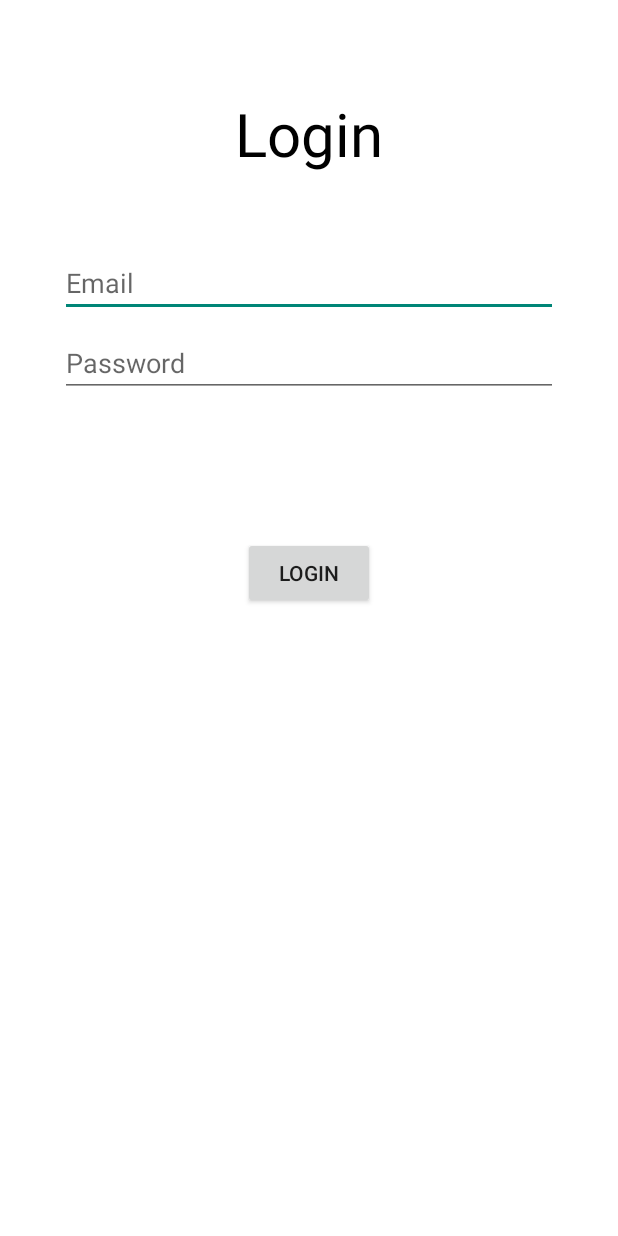
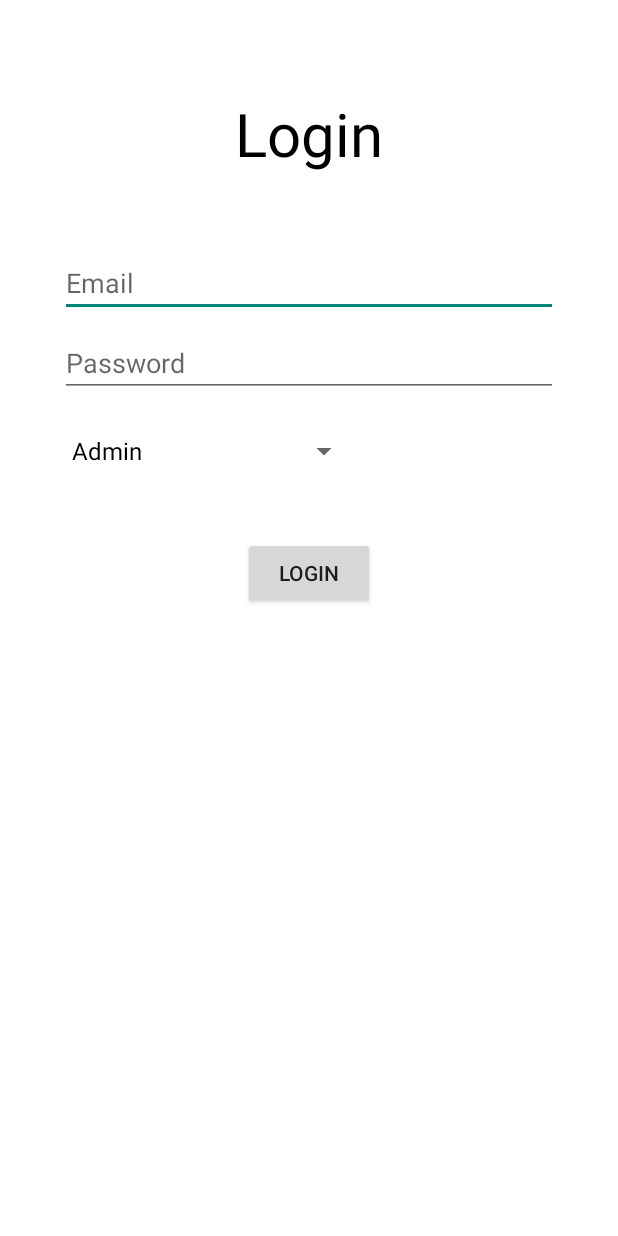
Before and after one commit to A-Steeves/SEG2105-TermProject, an Android app: the screen it shows after launch (MainActivity), after a tap on "LOGIN", on a phone screen of 412 x 824 dp. Run offline under Robolectric (Android 15) with nearby library versions, the phone set to English and light mode, and no system bars.

Commit message:
Commit 5

```diff
--- a/app/src/main/java/com/example/lab3/MainActivity.java
+++ b/app/src/main/java/com/example/lab3/MainActivity.java
@@ -13,24 +13,38 @@ import android.widget.Button;
 import android.widget.EditText;
 import android.widget.ListView;
 import android.widget.SimpleCursorAdapter;
+import android.widget.Spinner;
 import android.widget.TextView;
 import android.os.Bundle;
 import android.widget.Toast;
 
 import java.util.ArrayList;
+import java.util.regex.Pattern;
 
 
 public class MainActivity extends AppCompatActivity {
 
-    TextView idView;
-    EditText productBox;
-    EditText priceBox;
+    private final String studentType = "Student";
+    private final String instructorType = "Instructor";
+    private final String adminType = "Admin";
+
 
     private EditText eName;
     private EditText ePassword;
 
-    MyDBHandler dbHandler;
+    Spinner userType;
     private Button btnLogin;
+
+    private static final Pattern PASSWORD_PATTERN =
+            Pattern.compile("^" +
+                    "(?=.*[0-9])" +   // one digit
+                    "(?=.*[a-z])"+    // one lower case letter
+                    "(?=.*[A-Z])"+    // one upper case
+                    "(?=\\S+$)"+      // no white spaces
+                    ".{6,}"+          //6 characters
+                    "$");
+
+
 
 
 
@@ -43,11 +57,17 @@ public class MainActivity extends AppCompatActivity {
 
         adminDetails = new adminCredentials();
 
-        dbHandler = new MyDBHandler(this);
+
+        userType = findViewById(R.id.userType);
 
         eName = findViewById(R.id.username);
         ePassword = findViewById(R.id.password);
         btnLogin = findViewById(R.id.btnlogin);
+
+
+        String[] types = new String[]{"Admin", "Student", "Instructor"};
+        ArrayAdapter<String> adapter = new ArrayAdapter<>(this, android.R.layout.simple_spinner_dropdown_item, types);
+        userType.setAdapter(adapter);
 
         btnLogin.setOnClickListener(new View.OnClickListener() {
             @Override
@@ -55,22 +75,35 @@ public class MainActivity extends AppCompatActivity {
 
                 String inputName = eName.getText().toString();
                 String inputPass = ePassword.getText().toString();
+                String usertype = userType.getSelectedItem().toString();
 
+                //checks to see if credentials are empty.
                 if(inputName.isEmpty() || inputPass.isEmpty()){
-                    Toast.makeText(getApplicationContext(), "Please enter a username and password.", Toast.LENGTH_SHORT).show();
+                    Toast.makeText(getApplicationContext(), "Credentials are empty.", Toast.LENGTH_SHORT).show();
                 }
-                else if(AdminValidation(inputName, inputPass)){
+                    //Checks to see if admin credentials are correct and if they selected type admin.
+                else if(AdminValidation(inputName, inputPass) || usertype.equals(adminType)){
                     Toast.makeText(getApplicationContext(), "Hello Admin", Toast.LENGTH_SHORT).show();
 
                     openAdmin();
+                }
+                else if(!ValidUserName(inputName) || !validatePassword(inputPass)){
+
+                    //Checks to see if the username or password entered was too weak and releases a toast telling use that.
+                    if(!ValidUserName(inputName)){
+                        Toast.makeText(getApplicationContext(), "Username incorrect.", Toast.LENGTH_SHORT).show();
+                    }else{
+                        Toast.makeText(getApplicationContext(), "Password is too weak.", Toast.LENGTH_SHORT).show();
+                    }
 
                 }
-                else if(ValidUserName(inputName)){
-                    Toast.makeText(getApplicationContext(), "Valid Username.", Toast.LENGTH_SHORT).show();
-
-                }
-                else{
-                    Toast.makeText(getApplicationContext(), "Your username or password is incorrect.", Toast.LENGTH_SHORT).show();
+                //Once
+                else {
+                    if (usertype.equals(studentType)) {
+                        //This is a student class.
+                    } else {
+                        //This is an instructor class.
+                    }
                 }
 
 
@@ -96,4 +129,13 @@ public class MainActivity extends AppCompatActivity {
         Intent intent = new Intent (this, AdminscreenActivity.class);
         startActivity(intent);
     }
+    private boolean validatePassword(String pass){
+
+        if(!PASSWORD_PATTERN.matcher(pass).matches()){
+            return false;
+
+        }else{
+            return true;
+        }
+    }
 }
--- a/app/src/main/java/com/example/lab3/adminCredentials.java
+++ b/app/src/main/java/com/example/lab3/adminCredentials.java
@@ -3,9 +3,9 @@ package com.example.lab3;
 public class adminCredentials {
 
     private String AdminUsername = "Admin@uottawa.ca";
-    private String AdminPassword = "AdminPassword";
+    private String AdminPassword = "AdminPass1";
 
-
+    //Class that stores admin pass and username.
     public adminCredentials(){
 
     }
--- a/app/src/main/res/layout/activity_login.xml
+++ b/app/src/main/res/layout/activity_login.xml
@@ -74,5 +74,14 @@
         app:layout_constraintStart_toStartOf="parent"
         app:layout_constraintTop_toBottomOf="@+id/password" />
 
+    <Spinner
+        android:id="@+id/userType"
+        android:layout_width="200dp"
+        android:layout_height="wrap_content"
+        android:layout_marginTop="12dp"
+        android:spinnerMode="dropdown"
+        app:layout_constraintStart_toStartOf="@+id/password"
+        app:layout_constraintTop_toBottomOf="@+id/password" />
+
 
 </androidx.constraintlayout.widget.ConstraintLayout>
```
